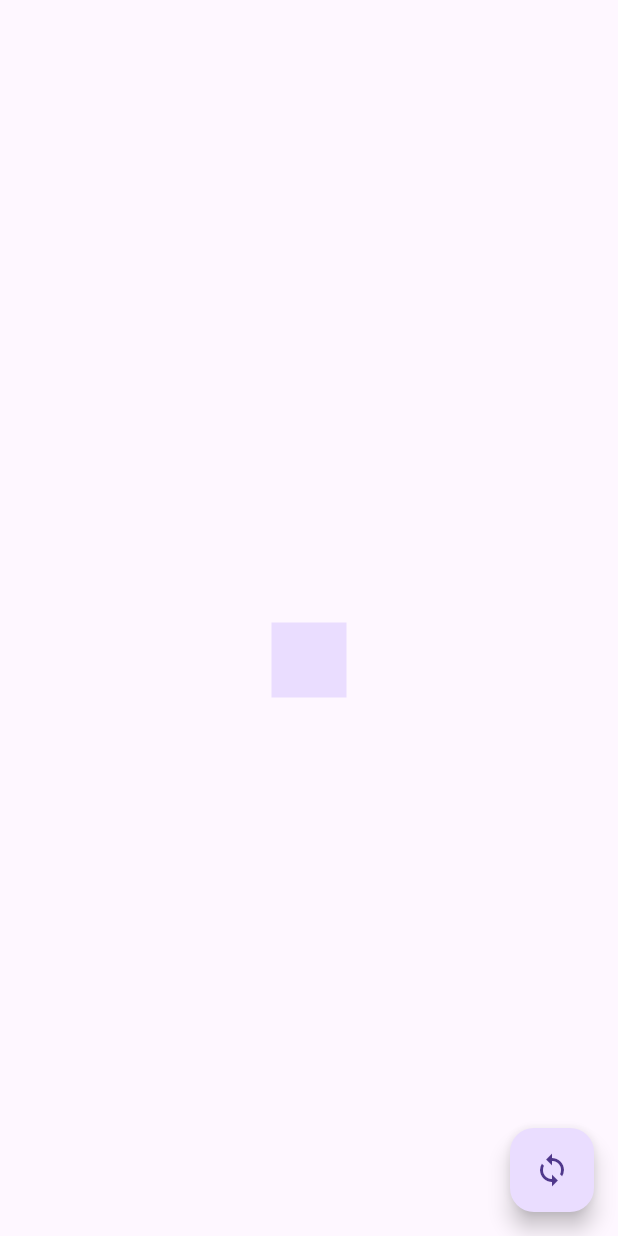
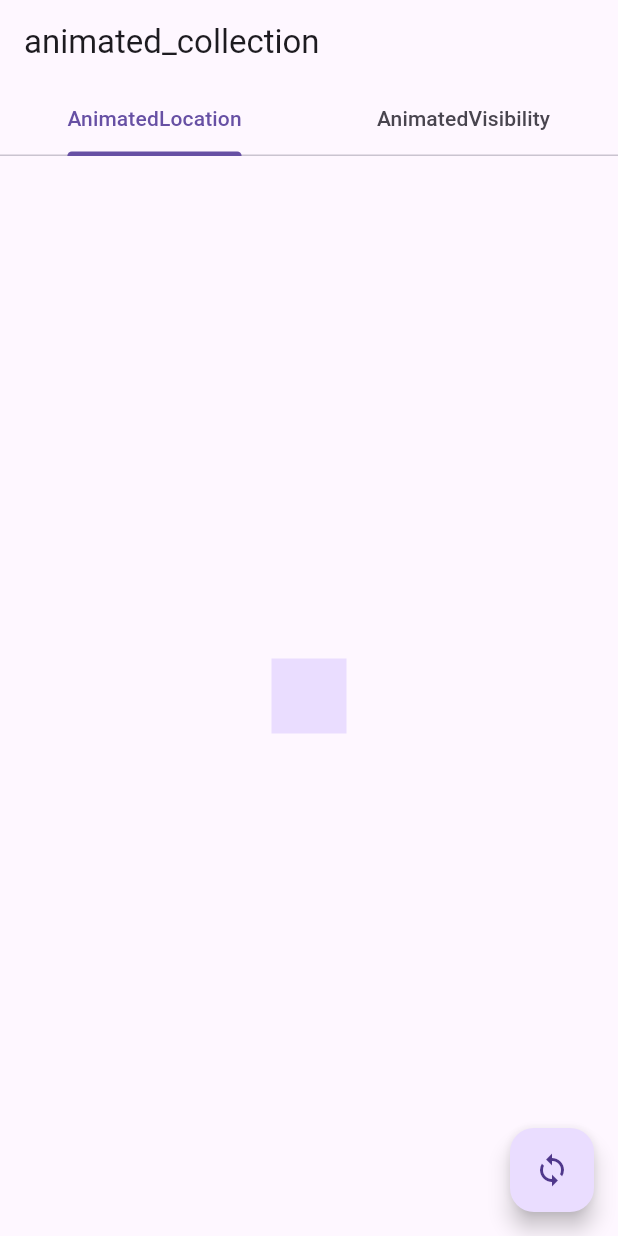
Before and after one commit to ValentinVignal/flutter_packages, a Flutter app: the screen it shows after launch, on a phone screen of 412 x 824 dp. Run offline on Flutter 3.47's test engine with Material 2 defaults, Android fonts, the phone set to English and light mode, and no system bars.

Commit message:
:memo: Update example

```diff
--- a/packages/animated_collection/example/lib/main.dart
+++ b/packages/animated_collection/example/lib/main.dart
@@ -26,6 +26,7 @@ class MyHomePage extends StatefulWidget {
 }
 
 class _MyHomePageState extends State<MyHomePage> {
+  // Animated location.
   static const _alignments = [
     Alignment.topLeft,
     Alignment.topCenter,
@@ -39,21 +40,48 @@ class _MyHomePageState extends State<MyHomePage> {
   ];
 
   var _alignment = Alignment.center;
+
+  // Animated visibility
+  var _visible = true;
   @override
   Widget build(BuildContext context) {
-    return Scaffold(
-      appBar: AppBar(),
-      floatingActionButton: FloatingActionButton(
+    return DefaultTabController(
+      length: 2,
+      child: Scaffold(
+        appBar: AppBar(
+          title: const Text('animated_collection'),
+          bottom: const TabBar(
+            tabs: [
+              Tab(text: 'AnimatedLocation'),
+              Tab(text: 'AnimatedVisibility'),
+            ],
+          ),
+        ),
+        floatingActionButton: Builder(
+          builder: (context) {
+            return FloatingActionButton(
               onPressed: () {
+                switch (DefaultTabController.of(context).index) {
+                  case 0:
                     final currentIndex = _alignments.indexOf(_alignment);
                     final newIndex = (currentIndex + 1) % _alignments.length;
                     setState(() {
                       _alignment = _alignments[newIndex];
                     });
+                    break;
+                  case 1:
+                    setState(() {
+                      _visible = !_visible;
+                    });
+                }
               },
               child: const Icon(Icons.loop),
+            );
+          },
         ),
-      body: AnimatedLocationScope(
+        body: TabBarView(
+          children: [
+            AnimatedLocationScope(
               child: Align(
                 alignment: _alignment,
                 child: AnimatedLocation(
@@ -61,12 +89,34 @@ class _MyHomePageState extends State<MyHomePage> {
                   child: ColoredBox(
                     color: Theme.of(context).colorScheme.primaryContainer,
                     child: SizedBox.square(
-                dimension: 30 + 5 * _alignments.indexOf(_alignment).toDouble(),
+                      dimension:
+                          30 + 5 * _alignments.indexOf(_alignment).toDouble(),
                     ),
                   ),
                 ),
               ),
             ),
+            Center(
+              child: Container(
+                color: Colors.red,
+                child: AnimatedVisibility(
+                  visible: _visible,
+                  child: ColoredBox(
+                    color: Theme.of(context).colorScheme.primaryContainer,
+                    child: const SizedBox(
+                      height: 200,
+                      width: 200,
+                      child: Center(
+                        child: Text('Hide me'),
+                      ),
+                    ),
+                  ),
+                ),
+              ),
+            ),
+          ],
+        ),
+      ),
     );
   }
 }
```
Lines whose indentation alone changed are shown as unchanged.
